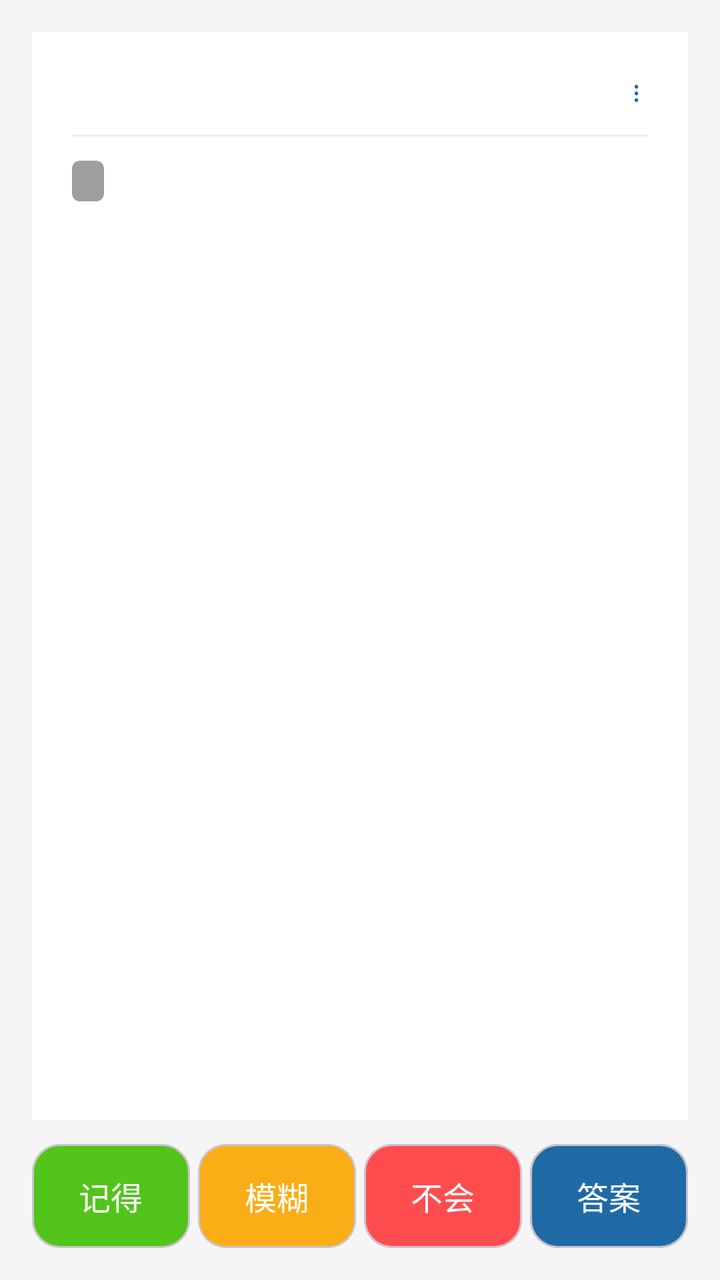
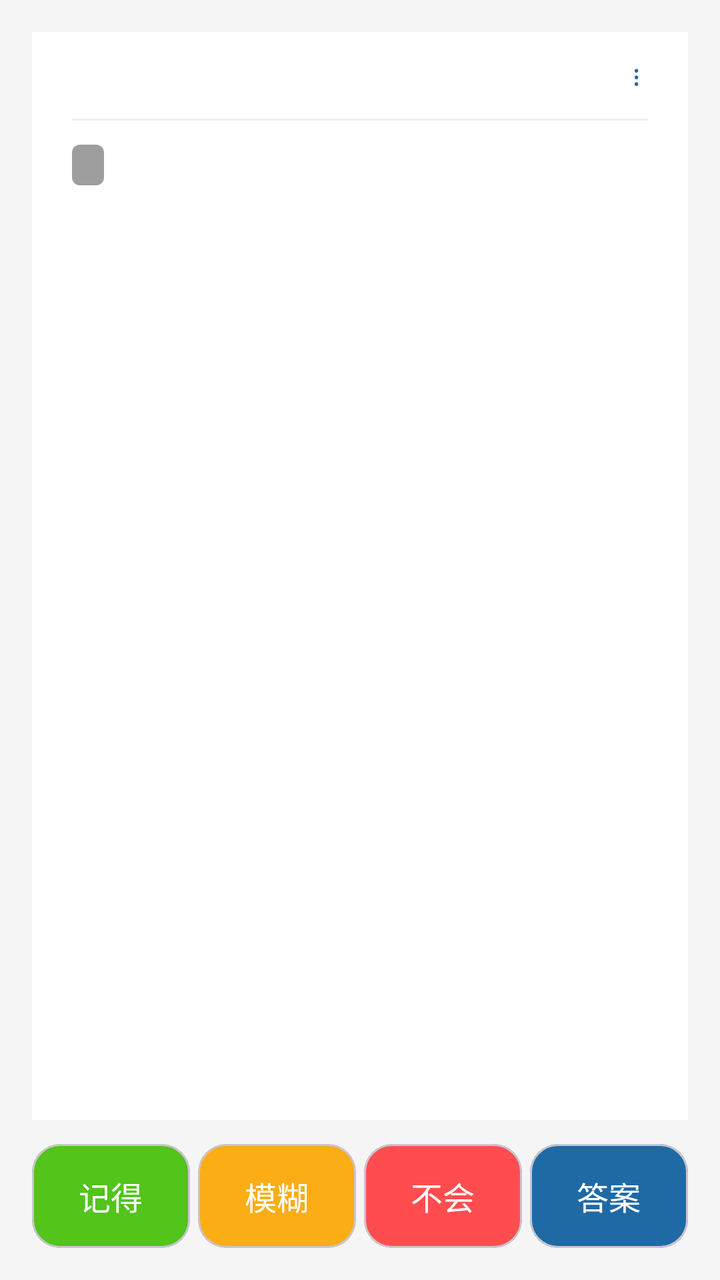

Two renders of the same Android screen: before a commit and after it. Below are the layout's source before the change and the commit's diff.
<!-- AndroidManifest.xml: application theme Theme.Demo -->
<!-- res/layout/activity_review.xml -->
<?xml version="1.0" encoding="utf-8"?>
<LinearLayout
    xmlns:android="http://schemas.android.com/apk/res/android"
    xmlns:app="http://schemas.android.com/apk/res-auto"
    android:layout_width="match_parent"
    android:layout_height="match_parent"
    android:orientation="vertical"
    android:background="#f5f5f5"
    android:padding="16dp">

    <LinearLayout
        android:id="@+id/session_banner"
        android:layout_width="match_parent"
        android:layout_height="wrap_content"
        android:orientation="horizontal"
        android:gravity="center_vertical"
        android:background="#fff7e6"
        android:paddingLeft="12dp"
        android:paddingRight="8dp"
        android:paddingTop="8dp"
        android:paddingBottom="8dp"
        android:layout_marginBottom="8dp"
        android:visibility="gone">

        <TextView
            android:id="@+id/tv_banner"
            android:layout_width="0dp"
            android:layout_height="wrap_content"
            android:layout_weight="1"
            android:textSize="13sp"
            android:textColor="#ad6800" />

        <TextView
            android:id="@+id/btn_banner_new"
            android:layout_width="wrap_content"
            android:layout_height="32dp"
            android:gravity="center"
            android:paddingLeft="8dp"
            android:paddingRight="8dp"
            android:text="开始新一轮"
            android:textSize="13sp"
            android:textStyle="bold"
            android:textColor="#1f6aa5"
            android:visibility="gone" />

        <TextView
            android:id="@+id/btn_banner_close"
            android:layout_width="32dp"
            android:layout_height="32dp"
            android:gravity="center"
            android:text="×"
            android:textSize="18sp"
            android:textColor="#ad6800" />

    </LinearLayout>

    <androidx.core.widget.NestedScrollView
        android:id="@+id/question_area"
        android:layout_width="match_parent"
        android:layout_height="0dp"
        android:layout_weight="1"
        android:background="@android:color/white"
        android:padding="20dp"
        android:layout_marginBottom="12dp">

        
        <LinearLayout
            android:id="@+id/question_root"
            android:layout_width="match_parent"
            android:layout_height="match_parent"
            android:orientation="vertical">

            
            <LinearLayout
                android:layout_width="match_parent"
                android:layout_height="wrap_content"
                android:orientation="horizontal"
                android:gravity="center_vertical"
                android:paddingTop="0dp"
                android:paddingBottom="12dp">

                <LinearLayout
                    android:id="@+id/timer_row"
                    android:layout_width="0dp"
                    android:layout_weight="1"
                    android:layout_height="wrap_content"
                    android:orientation="horizontal"
                    android:gravity="center_vertical"
                    android:clickable="true">

                    <TextView
                        android:id="@+id/tv_timer"
                        android:layout_width="wrap_content"
                        android:layout_height="wrap_content"
                        android:textSize="12sp"
                        android:textColor="#888888" />
                </LinearLayout>

                <TextView
                    android:id="@+id/btn_menu"
                    android:layout_width="wrap_content"
                    android:layout_height="wrap_content"
                    android:layout_gravity="end"
                    android:paddingLeft="4dp"
                    android:paddingRight="4dp"
                    android:text="⋮"
                    android:textSize="14sp"
                    android:textColor="#1f6aa5" />
            </LinearLayout>

            
            <View
                android:layout_width="match_parent"
                android:layout_height="1dp"
                android:background="#eeeeee"
                android:layout_marginBottom="12dp" />

            
            <LinearLayout
                android:id="@+id/meta_row"
                android:layout_width="match_parent"
                android:layout_height="wrap_content"
                android:orientation="horizontal"
                android:gravity="center_vertical"
                android:layout_marginBottom="12dp">

                <TextView
                    android:id="@+id/tv_level_badge"
                    android:layout_width="wrap_content"
                    android:layout_height="wrap_content"
                    android:background="@drawable/bg_level_badge"
                    android:paddingLeft="8dp"
                    android:paddingRight="8dp"
                    android:paddingTop="2dp"
                    android:paddingBottom="2dp"
                    android:textSize="12sp"
                    android:textStyle="bold"
                    android:textColor="#ffffff" />

                <TextView
                    android:id="@+id/tv_progress"
                    android:layout_width="wrap_content"
                    android:layout_height="wrap_content"
                    android:layout_marginStart="10dp"
                    android:textSize="12sp"
                    android:textColor="#999999" />
            </LinearLayout>

            <TextView
                android:id="@+id/tv_question"
                android:layout_width="match_parent"
                android:layout_height="wrap_content"
                android:textSize="20sp"
                android:textColor="#222222"
                android:lineSpacingExtra="8dp" />

            <HorizontalScrollView
                android:layout_width="match_parent"
                android:layout_height="wrap_content"
                android:layout_marginTop="16dp">

                <LinearLayout
                    android:id="@+id/review_image_layout"
                    android:layout_width="wrap_content"
                    android:layout_height="wrap_content"
                    android:orientation="horizontal"
                    android:padding="8dp"/>
            </HorizontalScrollView>

            <LinearLayout
                android:id="@+id/answer_layout"
                android:layout_width="match_parent"
                android:layout_height="wrap_content"
                android:orientation="vertical"
                android:visibility="gone"
                android:layout_marginTop="24dp"
                android:paddingTop="16dp"
                android:background="#f8f8f8">

                <TextView
                    android:layout_width="wrap_content"
                    android:layout_height="wrap_content"
                    android:text="【答案】"
                    android:textSize="18sp"
                    android:textStyle="bold"
                    android:textColor="#1f6aa5"/>

                <TextView
                    android:id="@+id/tv_answer"
                    android:layout_width="match_parent"
                    android:layout_height="wrap_content"
                    android:textSize="18sp"
                    android:textColor="#333333"
                    android:layout_marginTop="8dp"/>

                <HorizontalScrollView
                    android:layout_width="match_parent"
                    android:layout_height="wrap_content"
                    android:layout_marginTop="16dp">

                    <LinearLayout
                        android:id="@+id/answer_image_layout"
                        android:layout_width="wrap_content"
                        android:layout_height="wrap_content"
                        android:orientation="horizontal"
                        android:padding="8dp"/>
                </HorizontalScrollView>

            </LinearLayout>

        </LinearLayout>

    </androidx.core.widget.NestedScrollView>

    <LinearLayout
        android:layout_width="match_parent"
        android:layout_height="wrap_content"
        android:orientation="horizontal">

        <com.google.android.material.card.MaterialCardView
            android:id="@+id/btn_know"
            android:layout_width="0dp"
            android:layout_height="52dp"
            android:layout_weight="1"
            android:layout_marginEnd="4dp"
            app:cardCornerRadius="14dp"
            app:cardBackgroundColor="#52c41a">

            <TextView
                android:layout_width="match_parent"
                android:layout_height="match_parent"
                android:text="记得"
                android:textColor="@android:color/white"
                android:textSize="16sp"
                android:gravity="center"/>
        </com.google.android.material.card.MaterialCardView>

        <com.google.android.material.card.MaterialCardView
            android:id="@+id/btn_unknown"
            android:layout_width="0dp"
            android:layout_height="52dp"
            android:layout_weight="1"
            android:layout_marginEnd="4dp"
            app:cardCornerRadius="14dp"
            app:cardBackgroundColor="#faad14">

            <TextView
                android:layout_width="match_parent"
                android:layout_height="match_parent"
                android:text="模糊"
                android:textColor="@android:color/white"
                android:textSize="16sp"
                android:gravity="center"/>
        </com.google.android.material.card.MaterialCardView>

        <com.google.android.material.card.MaterialCardView
            android:id="@+id/btn_forget"
            android:layout_width="0dp"
            android:layout_height="52dp"
            android:layout_weight="1"
            android:layout_marginEnd="4dp"
            app:cardCornerRadius="14dp"
            app:cardBackgroundColor="#ff4d4f">

            <TextView
                android:layout_width="match_parent"
                android:layout_height="match_parent"
                android:text="不会"
                android:textColor="@android:color/white"
                android:textSize="16sp"
                android:gravity="center"/>
        </com.google.android.material.card.MaterialCardView>

        <com.google.android.material.card.MaterialCardView
            android:id="@+id/btn_answer"
            android:layout_width="0dp"
            android:layout_height="52dp"
            android:layout_weight="1"
            app:cardCornerRadius="14dp"
            app:cardBackgroundColor="#1f6aa5">

            <TextView
                android:id="@+id/btn_answer_text"
                android:layout_width="match_parent"
                android:layout_height="match_parent"
                android:text="答案"
                android:textColor="@android:color/white"
                android:textSize="16sp"
                android:gravity="center"/>
        </com.google.android.material.card.MaterialCardView>

    </LinearLayout>

</LinearLayout>
<!-- resources referenced by this layout -->
<resources>
  <!-- drawable bg_level_badge (drawable) -->
  <?xml version="1.0" encoding="utf-8"?>
  <shape xmlns:android="http://schemas.android.com/apk/res/android"
      android:shape="rectangle">
      <corners android:radius="4dp"/>
      <solid android:color="#9e9e9e"/>
  </shape>
  <style name="Theme.Demo" parent="Base.Theme.Demo" />
  <style name="Base.Theme.Demo" parent="Theme.Material3.DayNight.NoActionBar">
          
          
      </style>
</resources>

<!-- the commit's change to res/layout/activity_review.xml (unified diff, before → after) -->
@@ -60,7 +60,10 @@
         android:layout_height="0dp"
         android:layout_weight="1"
         android:background="@android:color/white"
-        android:padding="20dp"
+        android:paddingLeft="20dp"
+        android:paddingRight="20dp"
+        android:paddingTop="12dp"
+        android:paddingBottom="20dp"
         android:layout_marginBottom="12dp">
 
         
